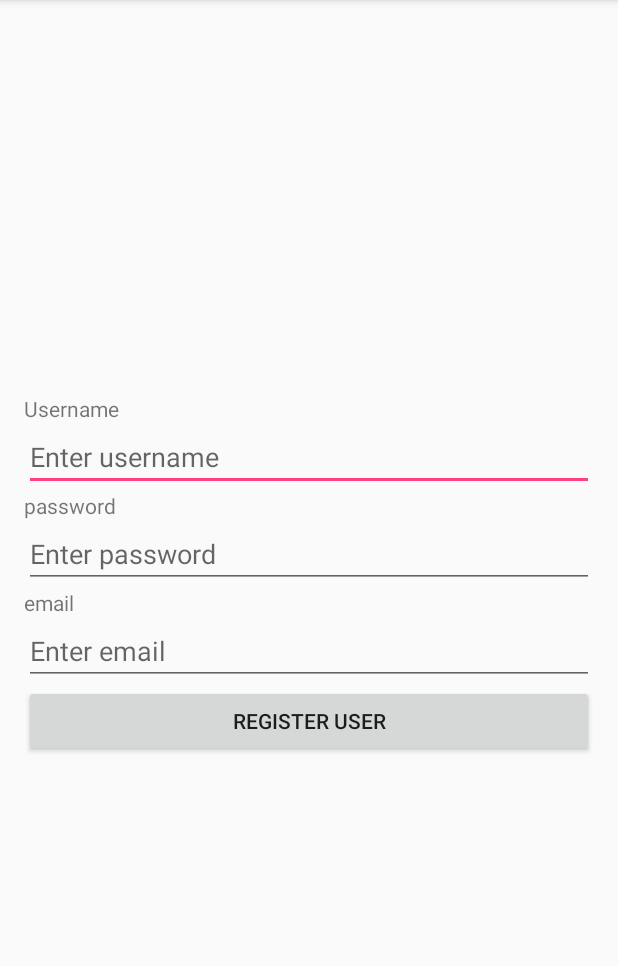
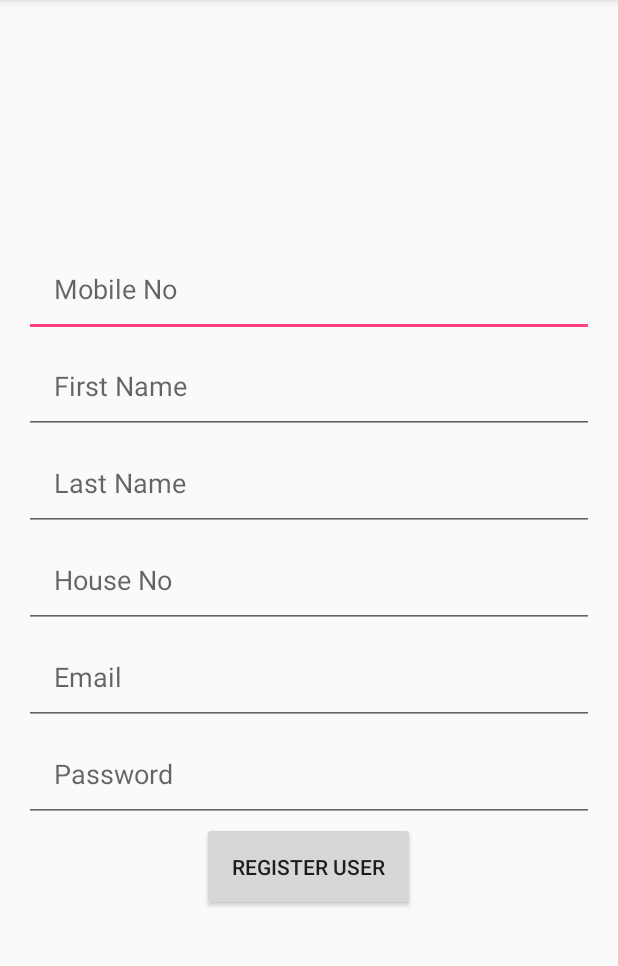
Before and after one commit to sannibh1/SmartSociety, an Android app: the MainActivity screen opened directly, with no data from a screen before it, on a phone screen of 412 x 824 dp, the part 84-1050 px from its top. Run offline under Robolectric (Android 15) with nearby library versions, the phone set to English and light mode, and no system bars; our stand-ins replace Volley; network calls fail.

```diff
--- a/app/src/main/AndroidManifest.xml
+++ b/app/src/main/AndroidManifest.xml
@@ -22,8 +22,10 @@
 
                 <category android:name="android.intent.category.LAUNCHER" />
             </intent-filter>
-        </activity>>
-        <activity android:name=".ProfileActivity"></activity>
+        </activity>
+        <activity android:name=".ProfileActivity">
+
+        </activity>
     </application>
 
 </manifest>
--- a/app/src/main/java/com/example/pranav/smartsociety/Constants.java
+++ b/app/src/main/java/com/example/pranav/smartsociety/Constants.java
@@ -2,7 +2,7 @@ package com.example.pranav.smartsociety;
 
 public class Constants {
 
-    private static final String ROOT_URL = "http://192.168.43.103/Android/v1/";
+    private static final String ROOT_URL = "http://192.168.43.28/Android/v1/";
 
     public static final String URL_REGISTER = ROOT_URL+"registerUser.php";
     public static final String URL_LOGIN = ROOT_URL+"userLogin.php";
--- a/app/src/main/java/com/example/pranav/smartsociety/MainActivity.java
+++ b/app/src/main/java/com/example/pranav/smartsociety/MainActivity.java
@@ -27,7 +27,7 @@ import java.util.Map;
 public class MainActivity extends AppCompatActivity implements View.OnClickListener {
 
 
-    private EditText editTextUsername, editTextEmail, editTextPassword;
+    private EditText editTextMobileNo, editTextEmail, editTextPassword, editTextFirstName, editTextLastName, editTextHouseNo;
     private Button buttonRegister;
     private ProgressDialog progressDialog;
 
@@ -44,9 +44,12 @@ public class MainActivity extends AppCompatActivity implements View.OnClickListe
             return;
         }
 
-        editTextEmail = (EditText) findViewById(R.id.editTextEmail);
-        editTextUsername = (EditText) findViewById(R.id.editTextUsername);
-        editTextPassword = (EditText) findViewById(R.id.editTextPassword);
+        editTextMobileNo = (EditText) findViewById(R.id.editMobileNo);
+        editTextFirstName = (EditText) findViewById(R.id.editFirstName);
+        editTextLastName = (EditText) findViewById(R.id.editLastName);
+        editTextHouseNo = (EditText) findViewById(R.id.editHouseNo);
+        editTextEmail = (EditText) findViewById(R.id.editEmail);
+        editTextPassword = (EditText) findViewById(R.id.editPassword);
 
      //   textViewLogin = (TextView) findViewById(R.id.textViewLogin);
 
@@ -59,8 +62,11 @@ public class MainActivity extends AppCompatActivity implements View.OnClickListe
     }
 
     private void registerUser() {
+        final String mobileno = editTextMobileNo.getText().toString().trim();
+        final String firstname = editTextFirstName.getText().toString().trim();
+        final String lastname = editTextLastName.getText().toString().trim();
+        final String houseno = editTextHouseNo.getText().toString().trim();
         final String email = editTextEmail.getText().toString().trim();
-        final String username = editTextUsername.getText().toString().trim();
         final String password = editTextPassword.getText().toString().trim();
 
         progressDialog.setMessage("Registering user...");
@@ -78,7 +84,7 @@ public class MainActivity extends AppCompatActivity implements View.OnClickListe
 
                             Toast.makeText(getApplicationContext(), jsonObject.getString("message"), Toast.LENGTH_LONG).show();
 
-                            startActivity(new Intent(getApplicationContext(), LoginActivity.class));
+                            startActivity(new Intent(getApplicationContext(),ProfileActivity.class));
 
                         } catch (JSONException e) {
                             e.printStackTrace();
@@ -95,7 +101,10 @@ public class MainActivity extends AppCompatActivity implements View.OnClickListe
             @Override
             protected Map<String, String> getParams() throws AuthFailureError {
                 Map<String, String> params = new HashMap<>();
-                params.put("username", username);
+                params.put("mobileno", mobileno);
+                params.put("firstname",firstname);
+                params.put("lastname",lastname);
+                params.put("houseno",houseno);
                 params.put("email", email);
                 params.put("password", password);
                 return params;
--- a/app/src/main/res/layout/activity_main.xml
+++ b/app/src/main/res/layout/activity_main.xml
@@ -18,47 +18,68 @@
         android:layout_centerVertical="true"
         android:orientation="vertical">
 
-        <TextView
+        <EditText
             android:layout_width="match_parent"
             android:layout_height="wrap_content"
-            android:text="Username" />
+            android:id="@+id/editMobileNo"
+            android:hint="Mobile No"
+            android:inputType="phone"
+            android:padding="20dp"
+            android:layout_weight="1"/>
 
         <EditText
-            android:id="@+id/editTextUsername"
             android:layout_width="match_parent"
             android:layout_height="wrap_content"
-            android:hint="Enter username" />
+            android:id="@+id/editFirstName"
+            android:hint="First Name"
+            android:inputType="text"
+            android:padding="20dp"
+            android:layout_weight="1"/>
 
-
-        <TextView
+        <EditText
             android:layout_width="match_parent"
             android:layout_height="wrap_content"
-            android:text="password" />
+            android:id="@+id/editLastName"
+            android:hint="Last Name"
+            android:inputType="text"
+            android:padding="20dp"
+            android:layout_weight="1"/>
 
         <EditText
-            android:id="@+id/editTextPassword"
             android:layout_width="match_parent"
             android:layout_height="wrap_content"
-            android:hint="Enter password"
-            android:inputType="textPassword" />
+            android:id="@+id/editHouseNo"
+            android:hint="House No"
+            android:inputType="number"
+            android:padding="20dp"
+            android:layout_weight="1"/>
 
-        <TextView
+        <EditText
             android:layout_width="match_parent"
             android:layout_height="wrap_content"
-            android:text="email" />
+            android:id="@+id/editEmail"
+            android:hint="Email"
+            android:inputType="textEmailAddress"
+            android:padding="20dp"
+            android:layout_weight="1"/>
 
         <EditText
-            android:id="@+id/editTextEmail"
             android:layout_width="match_parent"
             android:layout_height="wrap_content"
-            android:hint="Enter email"
-            android:inputType="textEmailAddress" />
+            android:id="@+id/editPassword"
+            android:hint="Password"
+            android:inputType="textPassword"
+            android:padding="20dp"
+            android:layout_weight="1"/>
 
         <Button
             android:id="@+id/buttonRegister"
-            android:layout_width="match_parent"
+            android:layout_width="wrap_content"
             android:layout_height="wrap_content"
-            android:text="Register User" />
+            android:text="Register User"
+            android:padding="20dp"
+            android:layout_gravity="center_horizontal"
+            android:layout_weight="1"/>
     </LinearLayout>
 
     <!--<TextView
```
